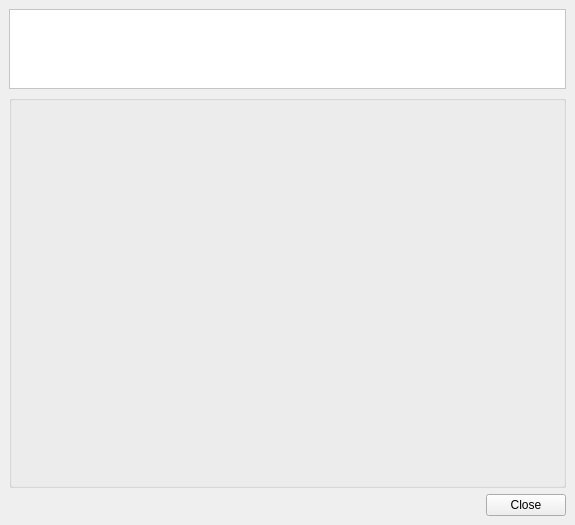
Old version of the form files/ui/mainwindow.ui in the repository OpenMW/openmw.
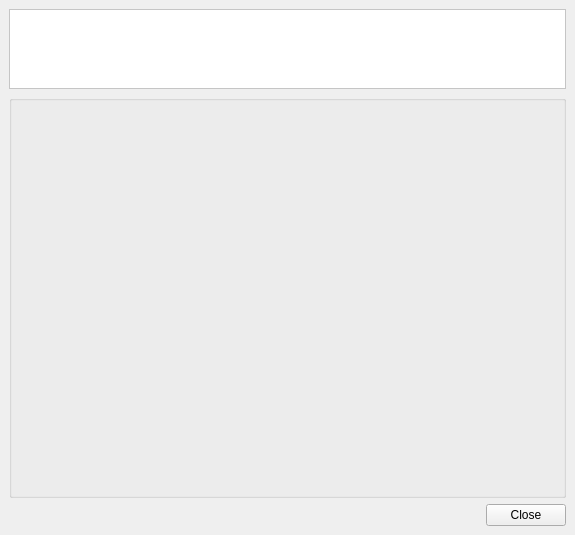
New version of the form. Icons and pictures are not drawn.

Commit message: Some changes to the stylesheet and other small GUI improvements

Diff of the .ui file:
```diff
--- a/files/ui/mainwindow.ui
+++ b/files/ui/mainwindow.ui
@@ -5,7 +5,7 @@
   <property name="minimumSize">
    <size>
     <width>575</width>
-    <height>525</height>
+    <height>535</height>
    </size>
   </property>
   <property name="windowTitle">
```
The commit also changes 1 other file.
